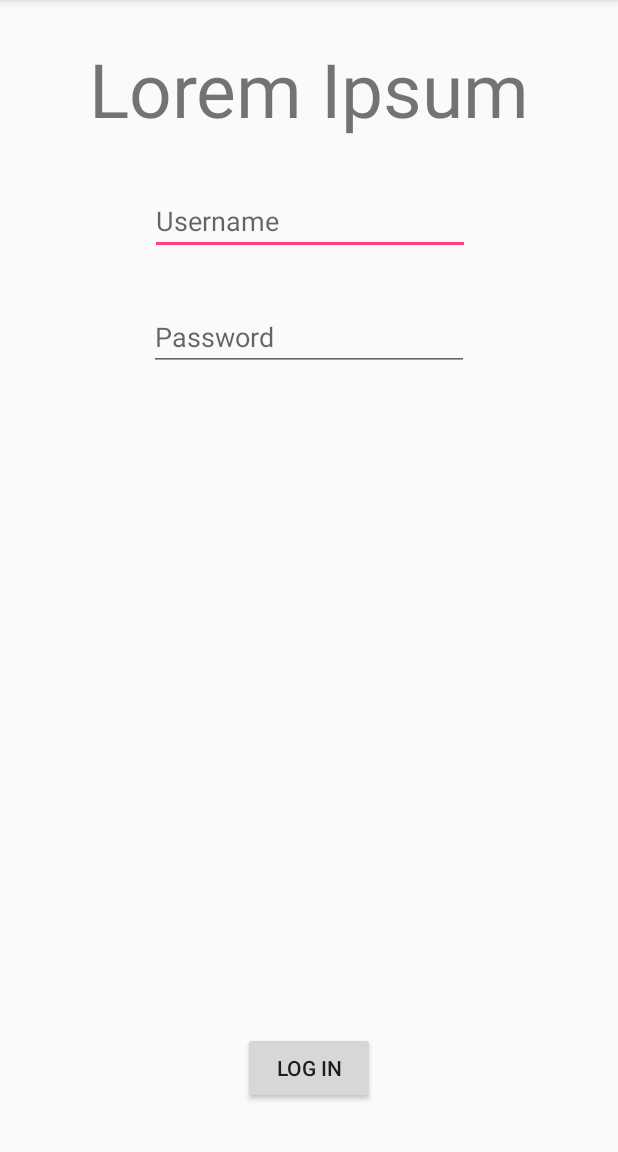
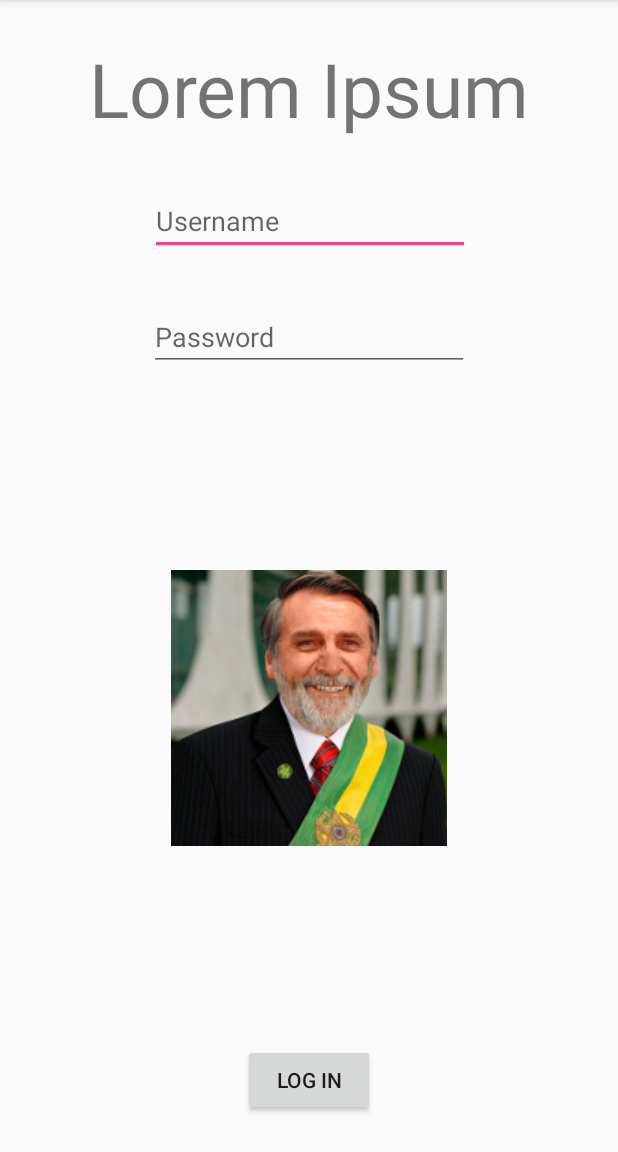
Before and after one commit to barbixxxa/android, an Android app: the screen it shows after launch (MainActivity), after a tap on "LOG IN", on a phone screen of 412 x 824 dp, the part 84-1236 px from its top. Run offline under Robolectric (Android 15) with nearby library versions, the phone set to English and light mode, and no system bars.

Commit message:
Section 2, Lecture 20

```diff
--- a/app/src/main/java/com/example/theeam/appdemo/MainActivity.java
+++ b/app/src/main/java/com/example/theeam/appdemo/MainActivity.java
@@ -5,16 +5,20 @@ import android.os.Bundle;
 import android.util.Log;
 import android.view.View;
 import android.widget.EditText;
+import android.widget.ImageView;
 import android.widget.Toast;
 
 public class MainActivity extends AppCompatActivity {
 
     public void loginClicked(View view){
         EditText username = findViewById(R.id.username); //recebe o username
-        EditText password = (EditText) findViewById(R.id.password); //recebe o password
+        EditText password = findViewById(R.id.password); //recebe o password
 
         Log.i("username", username.getText().toString()); //printa no log o username
         Log.i("password", password.getText().toString()); //printa no log o password
+
+        ImageView profilePic = findViewById(R.id.profilePic);
+        profilePic.setImageResource(R.drawable.t1);
 
         Toast.makeText(this, "Welcome, " + username.getText().toString(), Toast.LENGTH_LONG).show();
 
--- a/app/src/main/res/layout/activity_main.xml
+++ b/app/src/main/res/layout/activity_main.xml
@@ -23,7 +23,7 @@
         android:id="@+id/login"
         android:layout_width="wrap_content"
         android:layout_height="wrap_content"
-        android:layout_marginBottom="32dp"
+        android:layout_marginBottom="24dp"
         android:layout_marginEnd="148dp"
         android:layout_marginStart="148dp"
         android:onClick="loginClicked"
@@ -61,4 +61,18 @@
         app:layout_constraintStart_toStartOf="parent"
         app:layout_constraintTop_toBottomOf="@+id/username" />
 
+    <ImageView
+        android:id="@+id/profilePic"
+        android:layout_width="wrap_content"
+        android:layout_height="wrap_content"
+        android:layout_marginBottom="8dp"
+        android:layout_marginEnd="8dp"
+        android:layout_marginStart="8dp"
+        android:layout_marginTop="8dp"
+        app:layout_constraintBottom_toTopOf="@+id/login"
+        app:layout_constraintEnd_toEndOf="parent"
+        app:layout_constraintStart_toStartOf="parent"
+        app:layout_constraintTop_toBottomOf="@+id/password"
+        app:srcCompat="@drawable/ragnar" />
+
 </android.support.constraint.ConstraintLayout>
```
Also changed, not shown: app/src/main/res/drawable/ragnar.jpg (added), app/src/main/res/drawable/t1.png (added).
